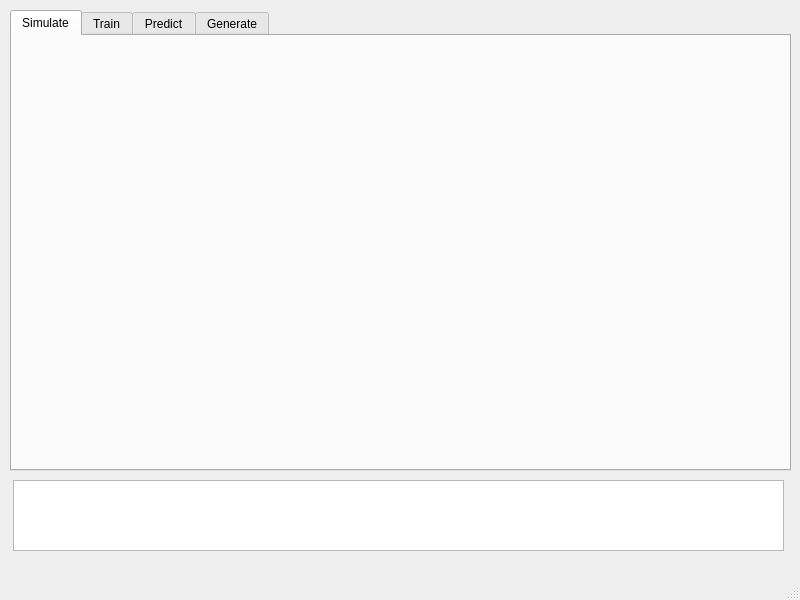
Qt form gui/mainwindow.ui (fidelechevarria/DeepAero) before a commit.
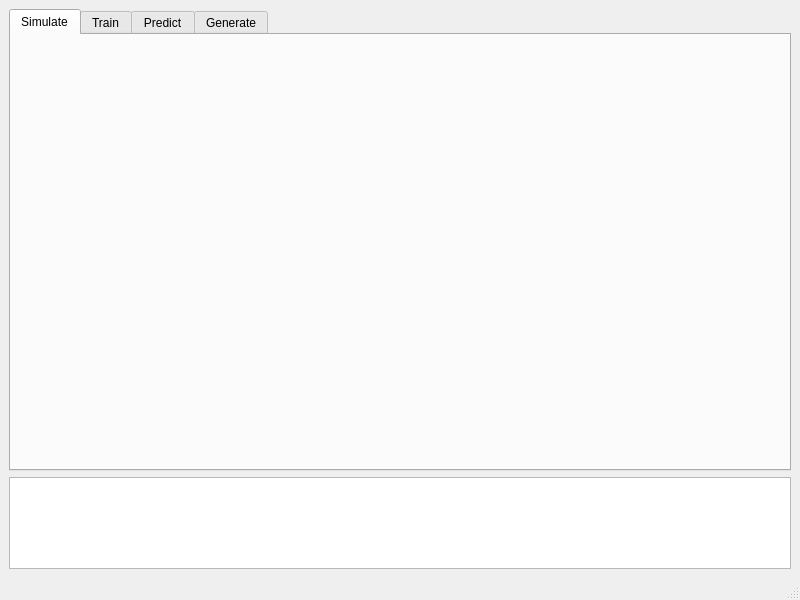
The same form after that commit.

Commit message: Fixed GUI layout responsiveness in resize

```diff
--- a/gui/mainwindow.ui
+++ b/gui/mainwindow.ui
@@ -10,18 +10,30 @@
     <height>600</height>
    </rect>
   </property>
+  <property name="sizePolicy">
+   <sizepolicy hsizetype="Expanding" vsizetype="Expanding">
+    <horstretch>0</horstretch>
+    <verstretch>0</verstretch>
+   </sizepolicy>
+  </property>
   <property name="windowTitle">
    <string>MainWindow</string>
   </property>
   <widget class="QWidget" name="centralwidget">
+   <layout class="QVBoxLayout" name="verticalLayout">
+    <item>
    <widget class="QTabWidget" name="tabWidget">
-    <property name="geometry">
-     <rect>
-      <x>10</x>
-      <y>10</y>
-      <width>781</width>
-      <height>461</height>
-     </rect>
+      <property name="sizePolicy">
+       <sizepolicy hsizetype="Expanding" vsizetype="Expanding">
+        <horstretch>0</horstretch>
+        <verstretch>10</verstretch>
+       </sizepolicy>
+      </property>
+      <property name="minimumSize">
+       <size>
+        <width>782</width>
+        <height>446</height>
+       </size>
     </property>
     <property name="currentIndex">
      <number>0</number>
@@ -50,16 +62,24 @@
      </attribute>
     </widget>
    </widget>
+    </item>
+    <item>
    <widget class="QTextEdit" name="textEdit">
-    <property name="geometry">
-     <rect>
-      <x>13</x>
-      <y>480</y>
-      <width>771</width>
-      <height>71</height>
-     </rect>
-    </property>
-   </widget>
+      <property name="sizePolicy">
+       <sizepolicy hsizetype="Expanding" vsizetype="Expanding">
+        <horstretch>0</horstretch>
+        <verstretch>2</verstretch>
+       </sizepolicy>
+      </property>
+      <property name="minimumSize">
+       <size>
+        <width>782</width>
+        <height>89</height>
+       </size>
+      </property>
+     </widget>
+    </item>
+   </layout>
   </widget>
   <widget class="QMenuBar" name="menubar">
    <property name="geometry">
```
Left out of the diff: 2 changed lines with no effect on the pictures. Lines whose indentation alone changed are shown as unchanged. The commit also changes 1 other file.
